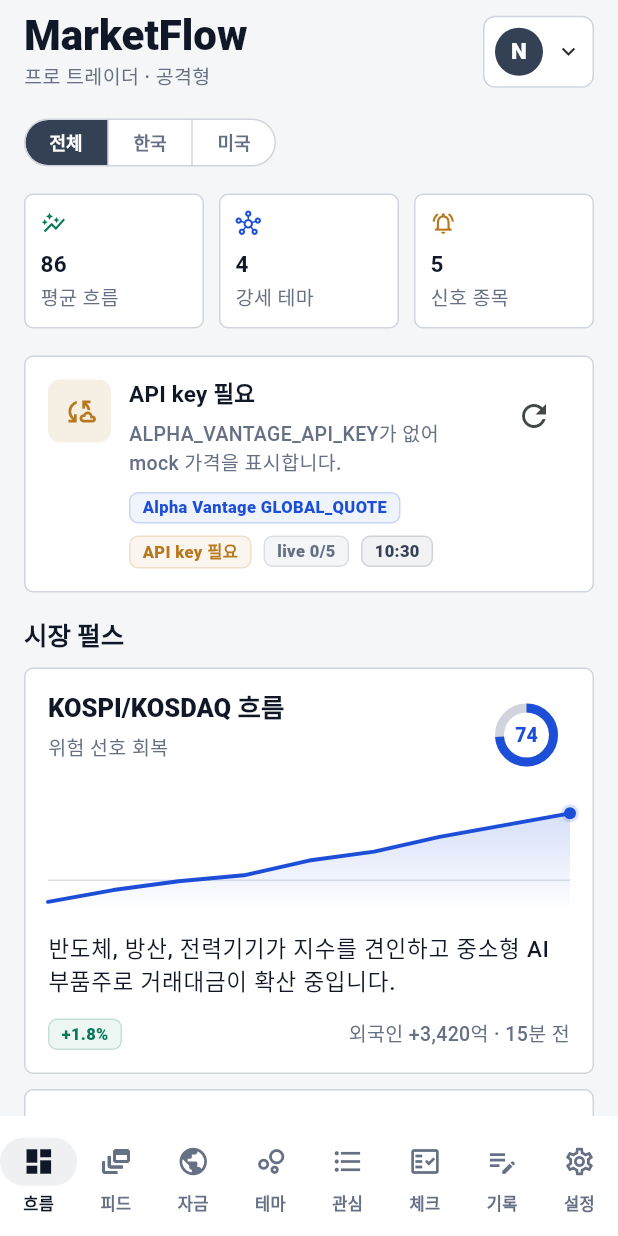
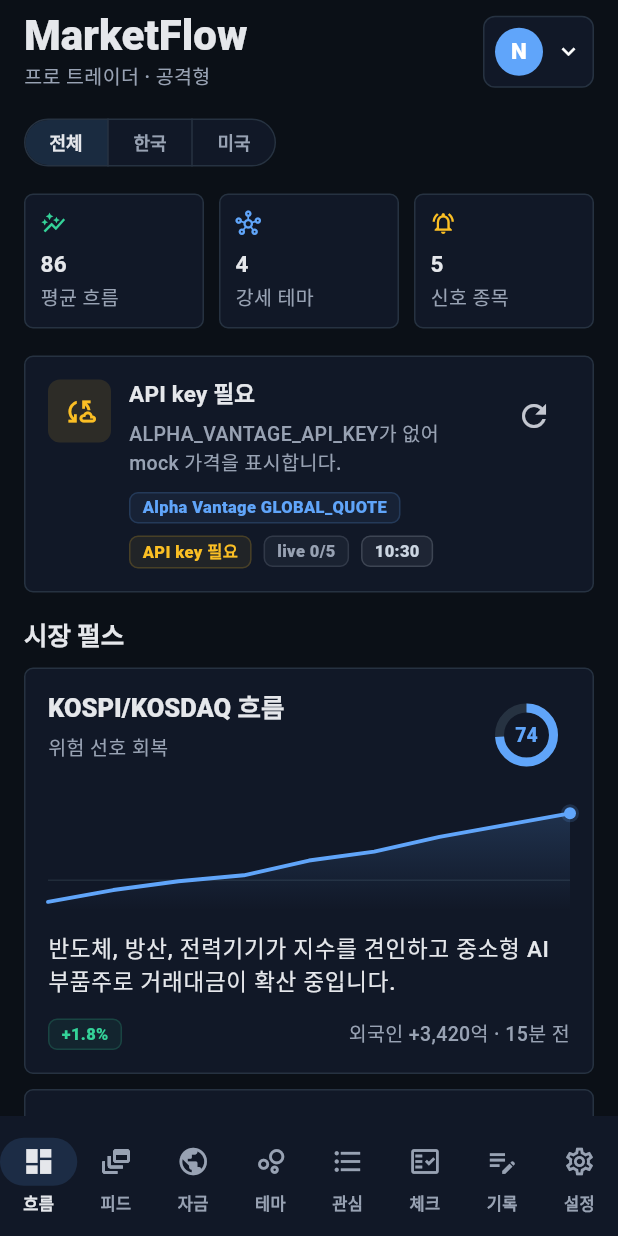
Before and after one commit to namsoon00/digital_twin, a Flutter app: the screen it shows after launch, on a phone screen of 412 x 824 dp. Run offline on Flutter 3.47's test engine with Material 3 defaults, Android fonts, the light colour scheme and no system bars; our stand-ins replace shared_preferences; accounts and stored records are empty.

Commit message:
Add default dark mode

```diff
--- a/mobile/lib/main.dart
+++ b/mobile/lib/main.dart
@@ -16,7 +16,9 @@ class MarketFlowApp extends StatelessWidget {
     return MaterialApp(
       title: 'MarketFlow',
       debugShowCheckedModeBanner: false,
-      theme: AppTheme.light,
+      theme: AppTheme.dark,
+      darkTheme: AppTheme.dark,
+      themeMode: ThemeMode.dark,
       home: AppShell(repository: MockFlowRepository()),
     );
   }
--- a/mobile/lib/src/screens/app_shell.dart
+++ b/mobile/lib/src/screens/app_shell.dart
@@ -508,7 +508,7 @@ class _ShellHeader extends StatelessWidget {
                 children: [
                   CircleAvatar(
                     radius: 16,
-                    backgroundColor: AppColors.charcoal,
+                    backgroundColor: AppColors.blue,
                     child: Text(
                       currentUser.name.characters.first,
                       style: const TextStyle(
--- a/mobile/lib/src/theme/app_theme.dart
+++ b/mobile/lib/src/theme/app_theme.dart
@@ -3,36 +3,38 @@ import 'package:flutter/material.dart';
 class AppColors {
   const AppColors._();
 
-  static const canvas = Color(0xFFF4F6F8);
-  static const surface = Color(0xFFFFFFFF);
-  static const ink = Color(0xFF101828);
-  static const muted = Color(0xFF667085);
-  static const line = Color(0xFFD0D5DD);
-  static const green = Color(0xFF047857);
-  static const blue = Color(0xFF1D4ED8);
-  static const amber = Color(0xFFB7791F);
-  static const red = Color(0xFFB42318);
-  static const charcoal = Color(0xFF344054);
+  static const canvas = Color(0xFF0B1017);
+  static const surface = Color(0xFF111827);
+  static const ink = Color(0xFFE5E7EB);
+  static const muted = Color(0xFF98A2B3);
+  static const line = Color(0xFF263241);
+  static const green = Color(0xFF34D399);
+  static const blue = Color(0xFF60A5FA);
+  static const amber = Color(0xFFFBBF24);
+  static const red = Color(0xFFF87171);
+  static const charcoal = Color(0xFFCBD5E1);
 }
 
 class AppTheme {
   const AppTheme._();
 
-  static ThemeData get light {
+  static ThemeData get dark {
     final scheme =
         ColorScheme.fromSeed(
-          seedColor: AppColors.green,
-          brightness: Brightness.light,
+          seedColor: AppColors.blue,
+          brightness: Brightness.dark,
         ).copyWith(
           surface: AppColors.surface,
           primary: AppColors.green,
           secondary: AppColors.blue,
           tertiary: AppColors.amber,
           error: AppColors.red,
+          onSurface: AppColors.ink,
         );
 
     return ThemeData(
       useMaterial3: true,
+      brightness: Brightness.dark,
       colorScheme: scheme,
       scaffoldBackgroundColor: AppColors.canvas,
       textTheme: const TextTheme(
@@ -96,7 +98,7 @@ class AppTheme {
       ),
       navigationBarTheme: NavigationBarThemeData(
         backgroundColor: AppColors.surface,
-        indicatorColor: AppColors.charcoal.withValues(alpha: 0.08),
+        indicatorColor: AppColors.blue.withValues(alpha: 0.14),
         labelTextStyle: WidgetStateProperty.resolveWith((states) {
           final selected = states.contains(WidgetState.selected);
           return TextStyle(
@@ -117,12 +119,12 @@ class AppTheme {
         style: ButtonStyle(
           backgroundColor: WidgetStateProperty.resolveWith((states) {
             return states.contains(WidgetState.selected)
-                ? AppColors.charcoal
+                ? AppColors.blue.withValues(alpha: 0.18)
                 : AppColors.surface;
           }),
           foregroundColor: WidgetStateProperty.resolveWith((states) {
             return states.contains(WidgetState.selected)
-                ? Colors.white
+                ? AppColors.ink
                 : AppColors.muted;
           }),
           side: WidgetStateProperty.all(
```
Also changed, not shown: 3 other files.
